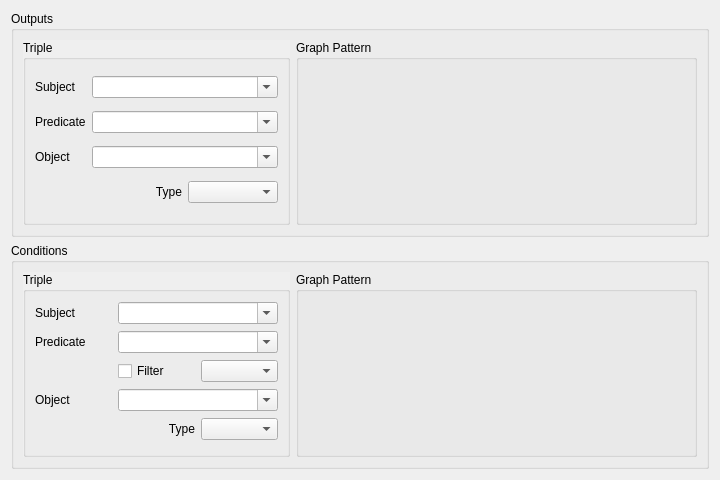
Above: vqbinstancesconstruct.ui from sarslanhan/vqb before the change. Below: the same form after it.
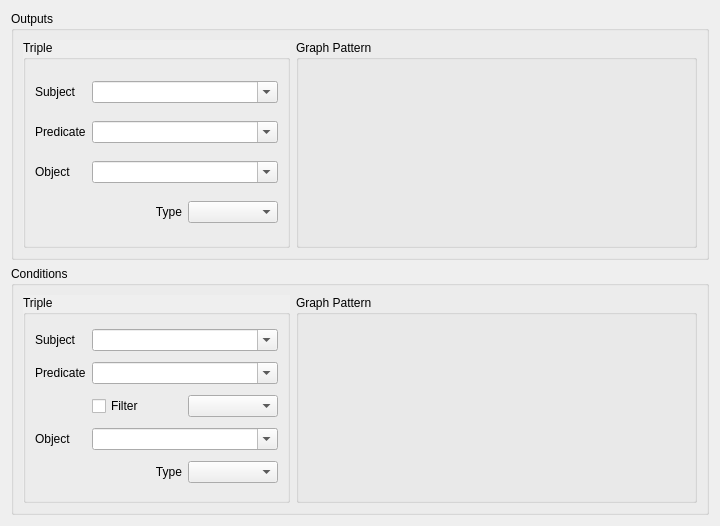
That is the form after the change. Custom widgets are drawn as their Qt base class.

The edit to the form file:
```diff
--- a/vqbinstancesconstruct.ui
+++ b/vqbinstancesconstruct.ui
@@ -7,7 +7,7 @@
     <x>0</x>
     <y>0</y>
     <width>720</width>
-    <height>480</height>
+    <height>526</height>
    </rect>
   </property>
   <property name="windowTitle">
@@ -225,6 +225,12 @@
         <layout class="QGridLayout" name="gridLayout">
          <item row="0" column="0">
           <widget class="QLabel" name="labelSConditions">
+           <property name="sizePolicy">
+            <sizepolicy hsizetype="Preferred" vsizetype="Preferred">
+             <horstretch>1</horstretch>
+             <verstretch>0</verstretch>
+            </sizepolicy>
+           </property>
            <property name="layoutDirection">
             <enum>Qt::RightToLeft</enum>
            </property>
@@ -235,6 +241,12 @@
          </item>
          <item row="0" column="1" colspan="2">
           <widget class="KComboBox" name="cbSubjectConditions">
+           <property name="sizePolicy">
+            <sizepolicy hsizetype="Preferred" vsizetype="Fixed">
+             <horstretch>2</horstretch>
+             <verstretch>0</verstretch>
+            </sizepolicy>
+           </property>
            <property name="statusTip">
             <string>Subject Field</string>
            </property>
```
